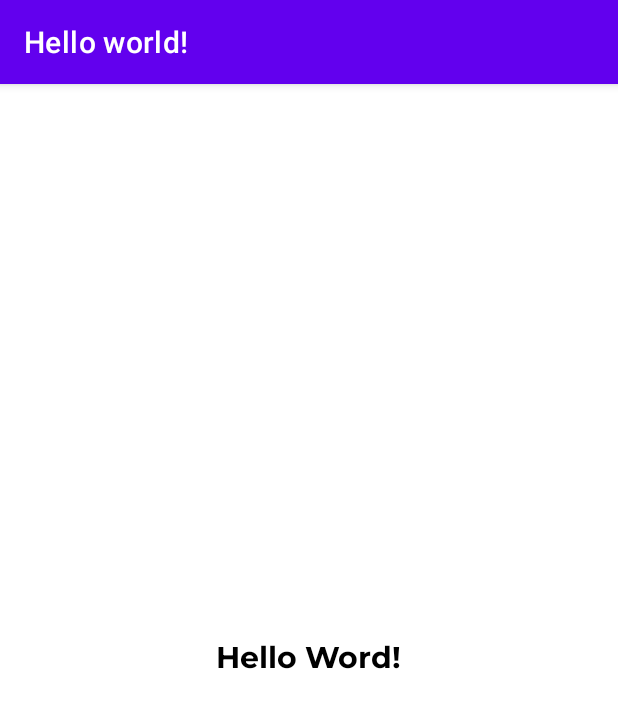
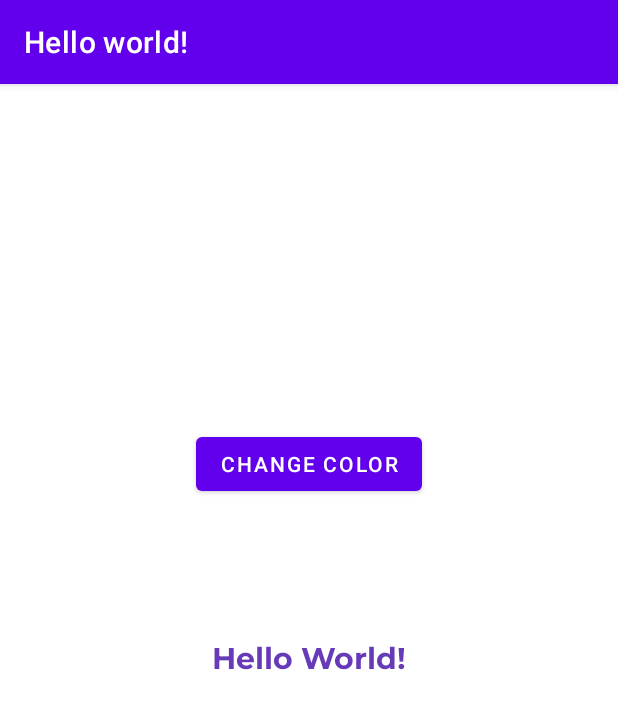
Before and after one commit to Morkva-morkoy/hello_word, an Android app: the screen it shows after launch (MainActivity), on a phone screen of 412 x 824 dp. Shown: the top 709 px of the screen. Run offline under Robolectric (Android 15) with nearby library versions, the phone set to English and light mode, and no system bars.

Commit message:
change color

```diff
--- a/app/build.gradle
+++ b/app/build.gradle
@@ -40,8 +40,5 @@ dependencies {
     testImplementation 'junit:junit:4.+'
     androidTestImplementation 'androidx.test.ext:junit:1.1.2'
     androidTestImplementation 'androidx.test.espresso:espresso-core:3.3.0'
-    def appCenterSdkVersion = '4.3.1'
-    implementation "com.microsoft.appcenter:appcenter-analytics:${appCenterSdkVersion}"
-    implementation "com.microsoft.appcenter:appcenter-crashes:${appCenterSdkVersion}"
 
 }
--- a/app/src/main/AndroidManifest.xml
+++ b/app/src/main/AndroidManifest.xml
@@ -3,13 +3,15 @@
     package="com.example.hello_word">
 
     <application
-        android:fullBackupContent="@xml/appcenter_backup_rule"
         android:allowBackup="true"
         android:icon="@mipmap/ic_launcher"
         android:label="@string/app_name"
         android:roundIcon="@mipmap/ic_launcher_round"
         android:supportsRtl="true"
         android:theme="@style/Theme.Hello_word">
+        <activity
+            android:name=".MainActivity2"
+            android:exported="false" />
         <activity
             android:name=".MainActivity"
             android:exported="true">
@@ -19,6 +21,7 @@
                 <category android:name="android.intent.category.LAUNCHER" />
             </intent-filter>
         </activity>
+
         <meta-data
             android:name="preloaded_fonts"
             android:resource="@array/preloaded_fonts" />
--- a/app/src/main/java/com/example/hello_word/MainActivity.kt
+++ b/app/src/main/java/com/example/hello_word/MainActivity.kt
@@ -1,22 +1,47 @@
 package com.example.hello_word
 
+import android.content.res.ColorStateList
+import android.graphics.Color
 import androidx.appcompat.app.AppCompatActivity
 import android.os.Bundle
+import android.util.Size
+import android.util.TypedValue
+import android.view.View
+import android.widget.Button
 import android.widget.TextView
-import com.microsoft.appcenter.AppCenter
-import com.microsoft.appcenter.analytics.Analytics
-import com.microsoft.appcenter.crashes.Crashes
 
 
 class MainActivity : AppCompatActivity() {
-    private var textID: TextView? = null
+    //
+    private lateinit var textus: TextView
+    private lateinit var but: Button
+
 
     override fun onCreate(savedInstanceState: Bundle?) {
         super.onCreate(savedInstanceState)
         setContentView(R.layout.activity_main)
+//
+        but = findViewById(R.id.button)
+        textus = findViewById(R.id.textView)
+        textus.setTextColor(Color.parseColor("#673AB7"))
+//  }
 
-        textID = findViewById(R.id.textview)
 
-        textID?.text = "Hello Word!"
+        but.setOnClickListener {
+            if(textus.currentTextColor == -10011977){
+                textus.setTextColor(Color.parseColor("#000000"))
+            }
+            else{
+                textus.setTextColor(Color.parseColor("#673AB7"))
+            }
+
+
+
+
+//            else
+//            {
+//                textus.text = "Hello World!"
+//            }
+        }
     }
 }
--- a/app/src/main/res/layout/activity_main.xml
+++ b/app/src/main/res/layout/activity_main.xml
@@ -7,17 +7,45 @@
     tools:context=".MainActivity">
 
     <TextView
+        android:id="@+id/textView"
         android:layout_width="wrap_content"
         android:layout_height="wrap_content"
+        android:layout_marginBottom="349dp"
         android:fontFamily="@font/montserrat_bold"
         android:text="Hello World!"
-        android:id="@+id/textview"
+        android:textColor="#673AB7"
         android:textSize="20sp"
         android:textStyle="bold"
-        android:textColor="@color/black"
         app:layout_constraintBottom_toBottomOf="parent"
+        app:layout_constraintEnd_toEndOf="@+id/button"
         app:layout_constraintLeft_toLeftOf="parent"
         app:layout_constraintRight_toRightOf="parent"
+        app:layout_constraintStart_toStartOf="@+id/button"
+        app:layout_constraintTop_toBottomOf="@+id/button" />
+
+    <Button
+        android:id="@+id/button"
+        android:layout_width="wrap_content"
+        android:layout_height="wrap_content"
+        android:layout_marginTop="210dp"
+        android:layout_marginBottom="74dp"
+        android:text="Change color"
+        app:layout_constraintBottom_toTopOf="@+id/textView"
+        app:layout_constraintEnd_toEndOf="parent"
+        app:layout_constraintStart_toStartOf="parent"
         app:layout_constraintTop_toTopOf="parent" />
 
+<!--    <TextView-->
+<!--        android:id="@+id/textView1"-->
+<!--        android:layout_width="wrap_content"-->
+<!--        android:layout_height="wrap_content"-->
+<!--        android:fontFamily="@font/montserrat_bold"-->
+<!--        android:text="Hello World!"-->
+<!--        android:textColor="#673AB7"-->
+<!--        android:textSize="20sp"-->
+<!--        android:textStyle="bold"-->
+<!--        app:layout_constraintBaseline_toBaselineOf="@+id/textView"-->
+<!--        app:layout_constraintEnd_toEndOf="@+id/button"-->
+<!--        app:layout_constraintStart_toStartOf="@+id/button" />-->
+
 </androidx.constraintlayout.widget.ConstraintLayout>
```
